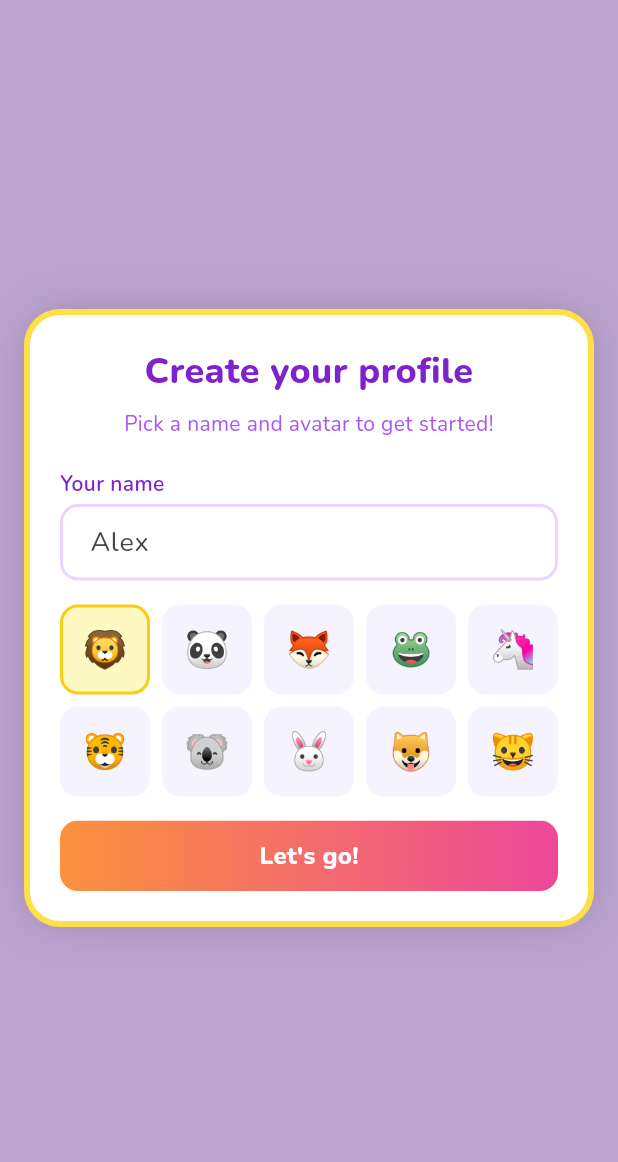
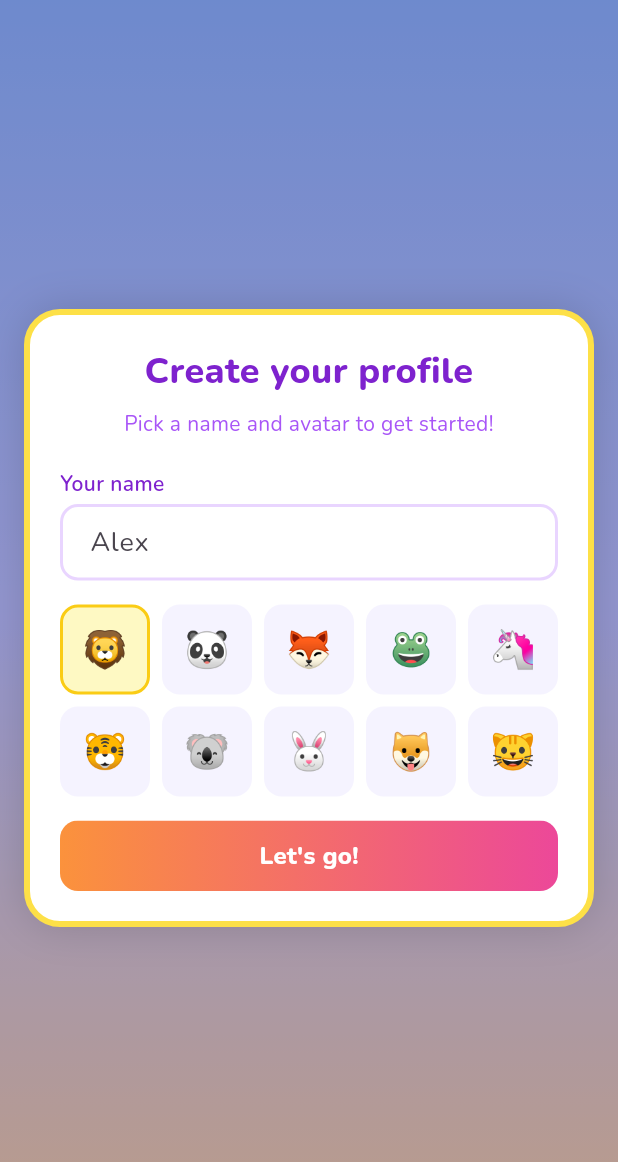
Before and after one commit to Qiong0312/daily_ticker, a Flutter app: the screen it shows after launch, on a phone screen of 412 x 824 dp. Shown: the top 1162 px of the screen. Run offline on Flutter 3.47's test engine with Material 3 defaults, Android fonts, the phone set to English and light mode, and no system bars; our stand-ins replace google_fonts, shared_preferences.

Commit message:
Refactor app structure for improved layout and responsiveness. Simplify AppShell by removing unnecessary container, enhance LoadingScreen and DailyTickerApp with full-width and height settings, and introduce _AppRoot for better web support and device adaptability.

```diff
--- a/mobile/lib/app.dart
+++ b/mobile/lib/app.dart
@@ -19,11 +19,9 @@ class AppShell extends StatelessWidget {
     final profile = provider.activeProfile;
     if (profile == null) return const SizedBox.shrink();
 
-    return Container(
-      decoration: AppTheme.shellGradient,
-      child: Scaffold(
-        backgroundColor: Colors.transparent,
-        body: SafeArea(
+    return Scaffold(
+      backgroundColor: Colors.transparent,
+      body: SafeArea(
           bottom: false,
           child: Column(
             children: [
@@ -87,10 +85,9 @@ class AppShell extends StatelessWidget {
             ],
           ),
         ),
-        bottomNavigationBar: BottomNav(
-          activeTab: provider.tab,
-          onTabChanged: provider.setTab,
-        ),
+      bottomNavigationBar: BottomNav(
+        activeTab: provider.tab,
+        onTabChanged: provider.setTab,
       ),
     );
   }
@@ -102,6 +99,8 @@ class LoadingScreen extends StatelessWidget {
   @override
   Widget build(BuildContext context) {
     return Container(
+      width: double.infinity,
+      height: double.infinity,
       decoration: AppTheme.loadingGradient,
       child: const Scaffold(
         backgroundColor: Colors.transparent,
@@ -139,6 +138,7 @@ class DailyTickerApp extends StatelessWidget {
     }
 
     return Stack(
+      fit: StackFit.expand,
       children: [
         if (provider.activeProfile != null) const AppShell(),
         const ProfilePicker(),
--- a/mobile/lib/main.dart
+++ b/mobile/lib/main.dart
@@ -1,3 +1,4 @@
+import 'package:flutter/foundation.dart';
 import 'package:flutter/material.dart';
 import 'package:provider/provider.dart';
 
@@ -56,12 +57,37 @@ class _AppWithWidgetSyncState extends State<_AppWithWidgetSync>
       title: 'Daily Ticker',
       debugShowCheckedModeBanner: false,
       theme: AppTheme.build(),
-      home: Center(
-        child: ConstrainedBox(
-          constraints: const BoxConstraints(maxWidth: 512),
-          child: DailyTickerApp(),
-        ),
-      ),
+      home: const _AppRoot(),
     );
   }
 }
+
+/// Fills the device on phone/tablet; keeps a phone-width column on Flutter web only.
+class _AppRoot extends StatelessWidget {
+  const _AppRoot();
+
+  static const _webMaxWidth = 512.0;
+
+  @override
+  Widget build(BuildContext context) {
+    final app = const DailyTickerApp();
+
+    if (kIsWeb) {
+      return Container(
+        decoration: AppTheme.shellGradient,
+        alignment: Alignment.topCenter,
+        child: ConstrainedBox(
+          constraints: const BoxConstraints(maxWidth: _webMaxWidth),
+          child: app,
+        ),
+      );
+    }
+
+    return Container(
+      width: double.infinity,
+      height: double.infinity,
+      decoration: AppTheme.shellGradient,
+      child: app,
+    );
+  }
+}
```
